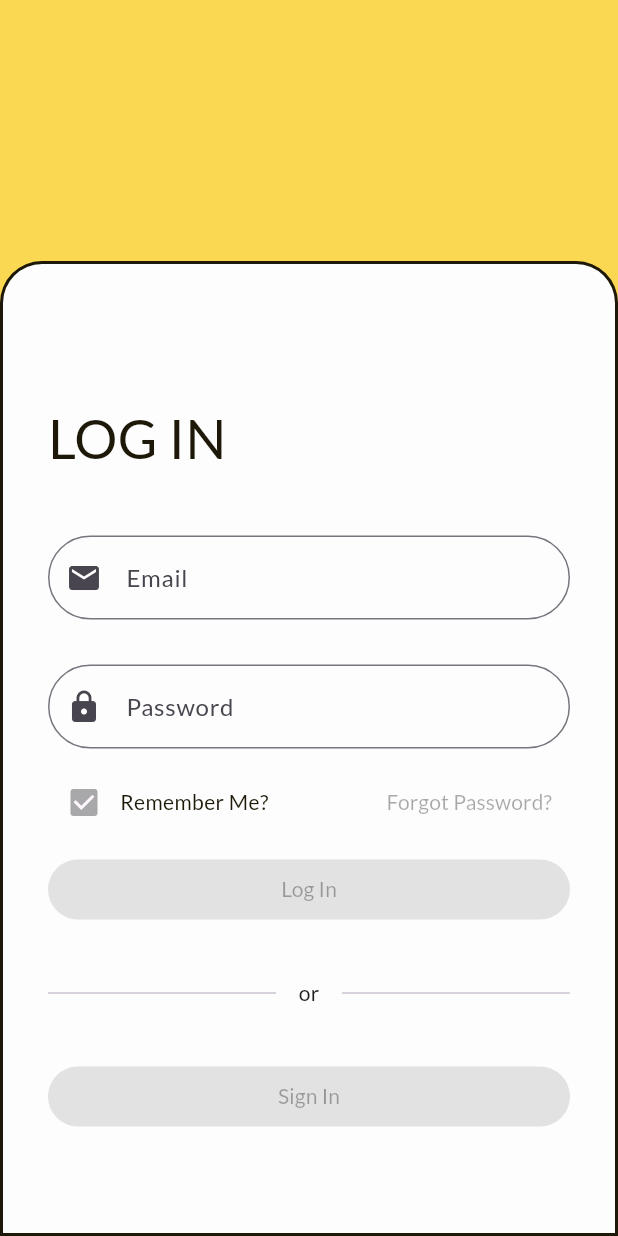
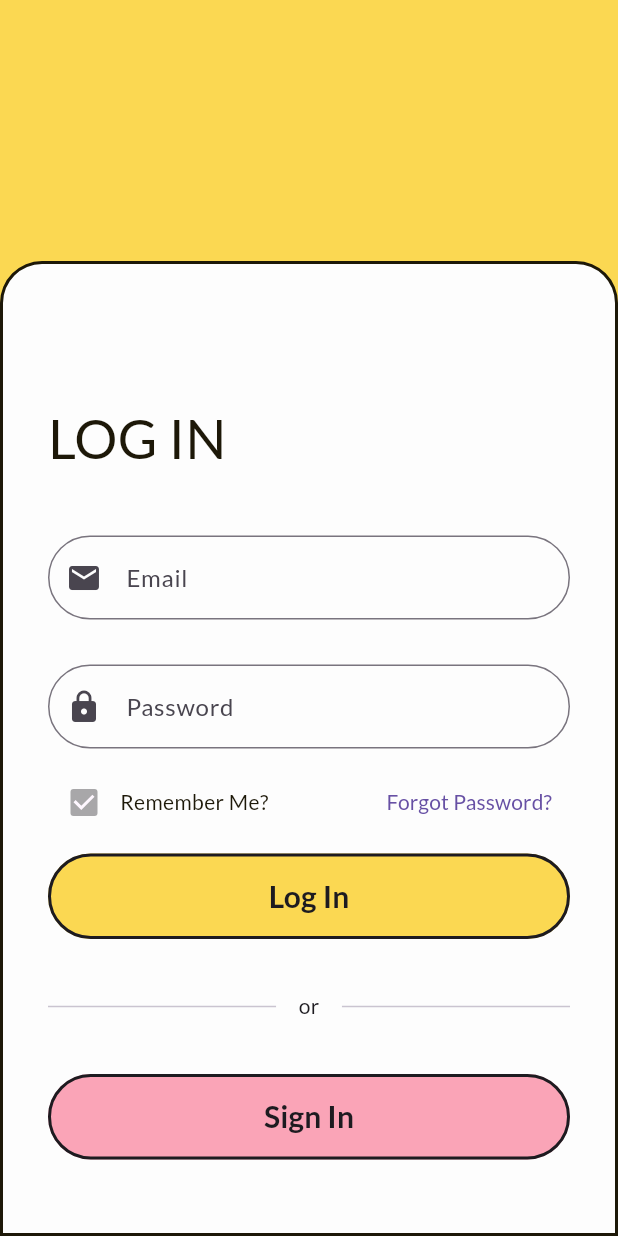
Before and after one commit to SimonFine/Lodowka, a Flutter app: the screen it shows after launch, on a phone screen of 412 x 824 dp. Run offline on Flutter 3.47's test engine with Material 3 defaults, Android fonts, the phone set to English and light mode, and no system bars; our stand-ins replace google_fonts.

Commit message:
add button style in log in

```diff
--- a/lodowka/lib/pages/LogIn.dart
+++ b/lodowka/lib/pages/LogIn.dart
@@ -1,6 +1,7 @@
 // ignore_for_file: prefer_const_constructors
 
 import 'package:flutter/material.dart';
+import 'SignIn.dart';
 
 class LogIn extends StatefulWidget {
   const LogIn({super.key, required this.title});
@@ -82,7 +83,7 @@ class _LogInState extends State<LogIn> {
                       ],
                     ),
                     TextButton(
-                      onPressed: null,
+                      onPressed: () {},
                       child: Text('Forgot Password?'),
                     ),
                   ],
@@ -91,8 +92,19 @@ class _LogInState extends State<LogIn> {
                 SizedBox(
                   width: double.infinity,
                   child: FilledButton(
-                    onPressed: null,
-                    child: Text('Log In'),//buttony są nieaktywne więc na razie dodawanie kolorów się jakoś sra
+                    onPressed: () {},
+                    child: Text('Log In',style: TextStyle(
+                        fontSize: 20,
+                        fontWeight: FontWeight.bold,
+                        color: Color(0xFF1D1B20)),),
+                    style: FilledButton.styleFrom(
+                    backgroundColor: Color(0xFFFBD852),
+                    padding: EdgeInsets.all(14),
+                    side: BorderSide(
+                      color: Color(0xFF1D1B20),
+                      width: 2
+                    )
+                    ),
                   ),
                 ),
                 SizedBox(height: 35),
@@ -123,8 +135,21 @@ class _LogInState extends State<LogIn> {
                 SizedBox(
                   width: double.infinity,
                   child: FilledButton(
-                    onPressed: null,
-                    child: Text('Sign In'),
+                    onPressed: () {
+                    },
+                    child: Text('Sign In',
+                      style: TextStyle(
+                        fontSize: 20,
+                        fontWeight: FontWeight.bold,
+                        color: Color(0xFF1D1B20)),),
+                    style: FilledButton.styleFrom(
+                    backgroundColor: Color(0xFFFAA4B7),
+                    padding: EdgeInsets.all(14),
+                    side: BorderSide(
+                      color: Color(0xFF1D1B20),
+                      width: 2
+                    )
+                    ),
                   ),
                 ),
               ],
```
Also changed, not shown: lodowka/lib/pages/SignIn.dart (added).
